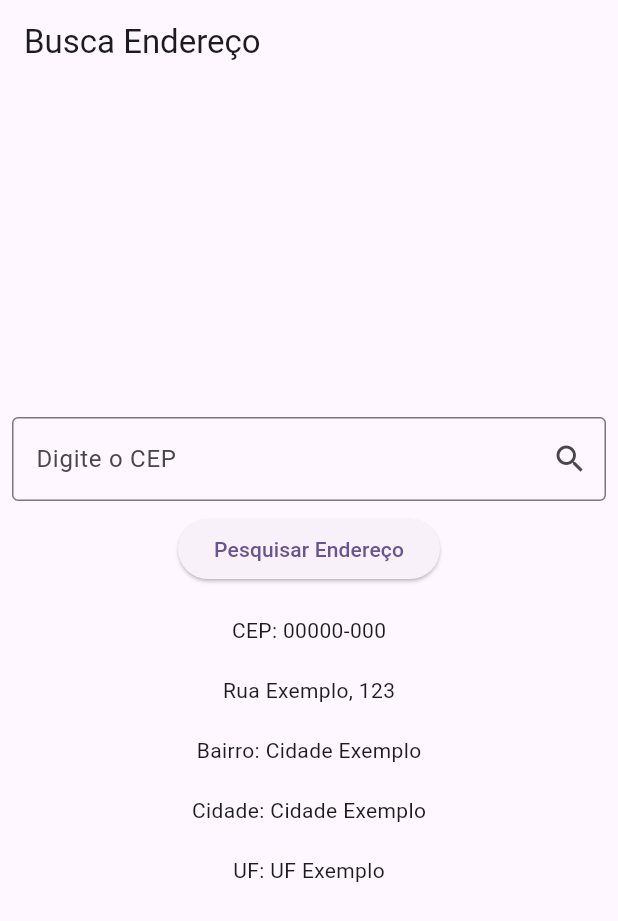
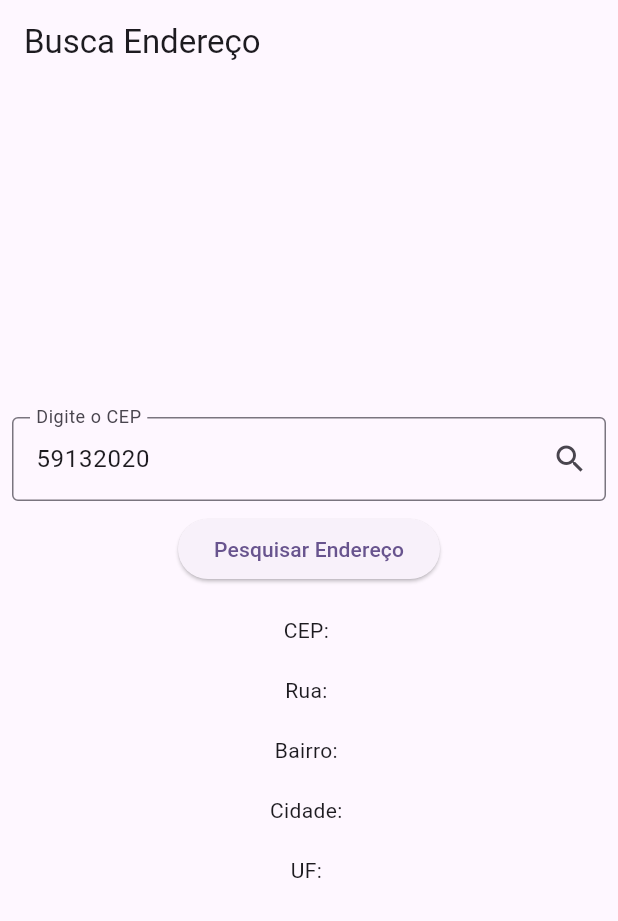
Before and after one commit to gilvancosta/Getx-State-Mixin, a Flutter app: the screen it shows after launch, on a phone screen of 412 x 824 dp. Shown: the top 921 px of the screen. Run offline on Flutter 3.47's test engine with Material 2 defaults, Android fonts, the phone set to English and light mode, and no system bars; our stand-ins replace get; missing offline and left inert: dart:ffi.

Commit message:
busca cep

```diff
--- a/lib/src/ui/pages/home/controller/address_controller.dart
+++ b/lib/src/ui/pages/home/controller/address_controller.dart
@@ -6,10 +6,14 @@ import 'package:get/get.dart';
 
 import 'package:getx_state_mixin/src/domain/repositories/andress/address_repository.dart';
 
+import '../../../../domain/Entities/cep/address_entity.dart';
+
 class AndressController extends GetxController {
   final AddressRepository repository;
   final _cepSearch = ''.obs;
-  final _address = Rxn<AddressRepository>();
+  final _address = Rxn<AddressEntity>();
+  final _loading = false.obs;
+  final _error = false.obs;
 
   AndressController({
     required this.repository,
@@ -19,14 +23,32 @@ class AndressController extends GetxController {
   set cepSearch(String value) => _cepSearch.value = value;
 
   // Getter for _address
-  AddressRepository? get address => _address.value;
+  AddressEntity? get address => _address.value;
+
+  // Getter for _loading
+  bool get isLoading => _loading.value;
+
+  // Getter for _error
+  bool get isError => _error.value;
 
   Future<void> findAddress() async {
     try {
+      _loading(true);
+
+      //await Future.delayed(const Duration(seconds: 2));
+      await 2.seconds.delay();
+
       final result = await repository.getAndress(_cepSearch.value);
       print(result);
+
+      _address(result);
+      _loading(false);
+      _error(false);
     } catch (e) {
-      print(e);
+      _error(true);
+
+    } finally {
+      _loading(false);
     }
   }
 }
--- a/lib/src/ui/pages/home/home_page.dart
+++ b/lib/src/ui/pages/home/home_page.dart
@@ -2,7 +2,7 @@ import 'package:flutter/material.dart';
 import 'package:get/get.dart';
 
 import 'controller/address_controller.dart';
-import 'widgets/cep_widget.dart';
+import 'widgets/address_widget.dart';
 
 class HomePage extends StatefulWidget {
   const HomePage({super.key});
@@ -27,15 +27,14 @@ class _HomePageState extends State<HomePage> {
             Padding(
               padding: const EdgeInsets.all(8.0),
               child: TextFormField(
+                initialValue: '59132020',
                 // obscureText: true,
                 onChanged: (value) {
                   controller.cepSearch = value;
                 },
                 decoration: InputDecoration(
                   suffixIcon: IconButton(
-                    onPressed: () {
-
-                    },
+                    onPressed: () {},
                     icon: const Icon(
                       Icons.search,
                     ),
@@ -47,11 +46,22 @@ class _HomePageState extends State<HomePage> {
             ),
             ElevatedButton(
                 onPressed: () {
-
+                  controller.findAddress();
                 },
                 child: const Text('Pesquisar Endereço')),
             const SizedBox(height: 20),
-            const CepWidget(),
+            Center(
+              child: Obx(() {
+                if (controller.isLoading) {
+                  return const CircularProgressIndicator();
+                } else if (controller.isError) {
+                  return const Text('Erro ao buscar endereço');
+                } else {
+                  return AddressWidget(adrress: controller.address);
+                }
+              }),
+            ),
+            // Obx(() => AddressWidget(adrress: controller.address)),
           ],
         ),
       ),
--- /dev/null
+++ b/lib/src/ui/pages/home/widgets/address_widget.dart
@@ -0,0 +1,31 @@
+// ignore_for_file: public_member_api_docs, sort_constructors_first
+import 'package:flutter/material.dart';
+
+import '../../../../domain/Entities/cep/address_entity.dart';
+
+class AddressWidget extends StatelessWidget {
+  final AddressEntity? adrress;
+
+  const AddressWidget({
+    Key? key,
+    this.adrress,
+  }) : super(key: key);
+
+  @override
+  Widget build(BuildContext context) {
+    return Column(
+      children: [
+        Text('CEP: ${adrress?.cep ?? ''}'),
+        const SizedBox(height: 20),
+        Text('Rua: ${adrress?.logradouro ?? ''}'),
+        const SizedBox(height: 20),
+        Text('Bairro: ${adrress?.bairro ?? ''}'),
+        const SizedBox(height: 20),
+        Text('Cidade: ${adrress?.localidade ?? ''}'),
+        const SizedBox(height: 20),
+        Text('UF: ${adrress?.uf ?? ''}'),
+        const SizedBox(height: 20),
+      ],
+    );
+  }
+}
--- a/lib/src/ui/pages/home/widgets/cep_widget.dart
+++ /dev/null
@@ -1,23 +0,0 @@
-import 'package:flutter/material.dart';
-
-class CepWidget extends StatelessWidget {
-  const CepWidget({super.key});
-
-  @override
-  Widget build(BuildContext context) {
-    return const Column(
-      children: [
-        Text('CEP: 00000-000'),
-        SizedBox(height: 20),
-        Text('Rua Exemplo, 123'),
-        SizedBox(height: 20),
-        Text('Bairro: Cidade Exemplo'),
-        SizedBox(height: 20),
-        Text('Cidade: Cidade Exemplo'),
-        SizedBox(height: 20),
-        Text('UF: UF Exemplo'),
-        SizedBox(height: 20),
-      ],
-    );
-  }
-}
```
